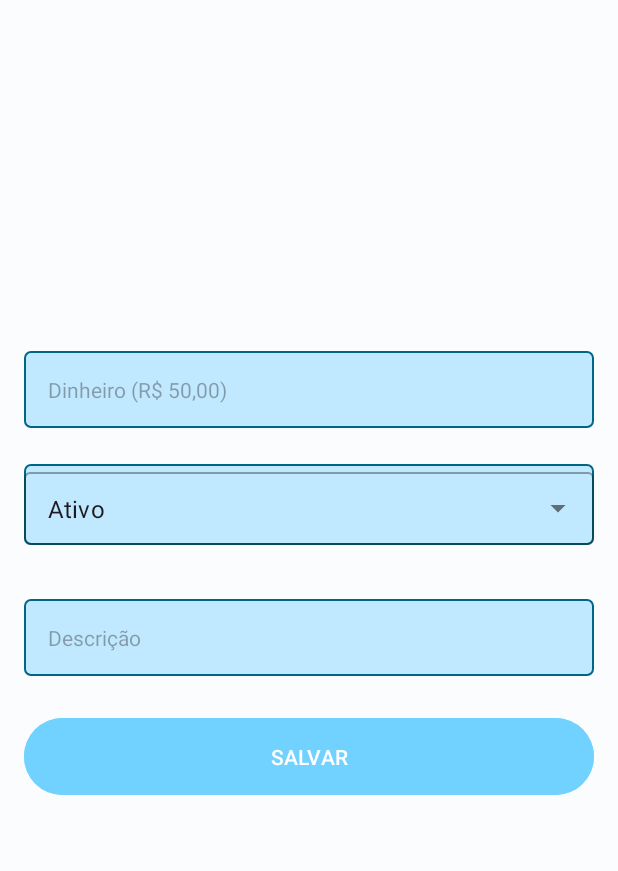
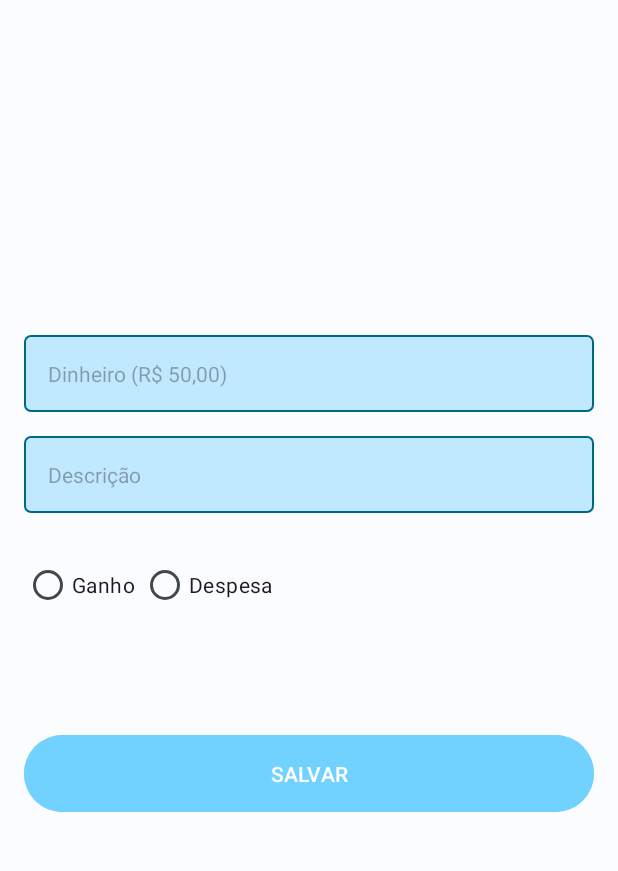
Before and after one commit to luararamos/my_money_app, an Android app: the AddStatementActivity screen opened directly, with no data from a screen before it, on a phone screen of 412 x 824 dp, the part 96-967 px from its top. Run offline under Robolectric (Android 15) with nearby library versions, the phone set to English and light mode, and no system bars; our stand-ins replace Room's generated code, RxJava.

Commit message:
change RadioButton

```diff
--- a/app/src/main/res/layout/activity_add_statement.xml
+++ b/app/src/main/res/layout/activity_add_statement.xml
@@ -36,21 +36,6 @@
             app:layout_constraintTop_toBottomOf="@+id/toolbar" />
 
 
-        <com.google.android.material.textfield.TextInputLayout
-            android:id="@+id/autocomplete_add_type"
-            style="@style/AutoTextViewForm"
-            app:layout_constraintEnd_toEndOf="parent"
-            app:layout_constraintStart_toStartOf="parent"
-            app:layout_constraintTop_toBottomOf="@+id/et_add_money">
-
-            <AutoCompleteTextView
-                android:id="@+id/autoType"
-                android:layout_width="match_parent"
-                android:layout_height="match_parent"
-                android:inputType="none" />
-
-        </com.google.android.material.textfield.TextInputLayout>
-
         <EditText
             android:id="@+id/et_description"
             style="@style/Base.Theme.MyMoneyApp.FormEditText"
@@ -59,6 +44,40 @@
             app:layout_constraintEnd_toEndOf="parent"
             app:layout_constraintStart_toStartOf="parent"
             app:layout_constraintTop_toBottomOf="@+id/autocomplete_add_type" />
+
+        <RadioGroup
+            android:id="@+id/radio_group_type_wallet"
+            android:layout_width="match_parent"
+            android:layout_height="wrap_content"
+            android:orientation="horizontal"
+            android:layout_marginHorizontal="16dp">
+            <RadioButton
+                android:id="@+id/radio_earn"
+                android:layout_width="wrap_content"
+                android:layout_height="wrap_content"
+                android:layout_marginTop="16dp"
+                android:layout_marginEnd="4dp"
+                android:text="@string/txtearn"
+                android:onClick="onRadioButtonClicked"/>
+
+            <RadioButton
+                android:id="@+id/radio_spend"
+                android:layout_width="wrap_content"
+                android:layout_height="wrap_content"
+                android:layout_marginTop="16dp"
+                android:layout_marginEnd="4dp"
+                android:text="@string/txtspend"
+                android:onClick="onRadioButtonClicked"/>
+        </RadioGroup>
+
+        <CheckBox
+            android:id="@+id/check_done"
+            android:layout_width="0dp"
+            android:layout_height="wrap_content"
+            android:layout_marginTop="8dp"
+            android:textSize="16sp"
+            app:layout_constraintStart_toStartOf="parent"
+            app:layout_constraintTop_toBottomOf="@+id/edit_issue_desc" />
 
         <Button
             android:id="@+id/btn_add_statement"
--- a/app/src/main/res/values/strings.xml
+++ b/app/src/main/res/values/strings.xml
@@ -12,6 +12,6 @@
     <string name="delete">Excluir</string>
     <string name="add_name_user"> Qual seu nome?</string>
     <string name="user_name">Ex: Ana Luisa</string>
-    <string name="txtearn">Ganhei</string>
-    <string name="txtspend">Gasto</string>
+    <string name="txtearn">Ganho</string>
+    <string name="txtspend">Despesa</string>
 </resources>
```
Also changed, not shown: app/src/main/java/com/example/mymoneyapp/wallet/view/AddStatementActivity.kt (+23 -16 lines).
